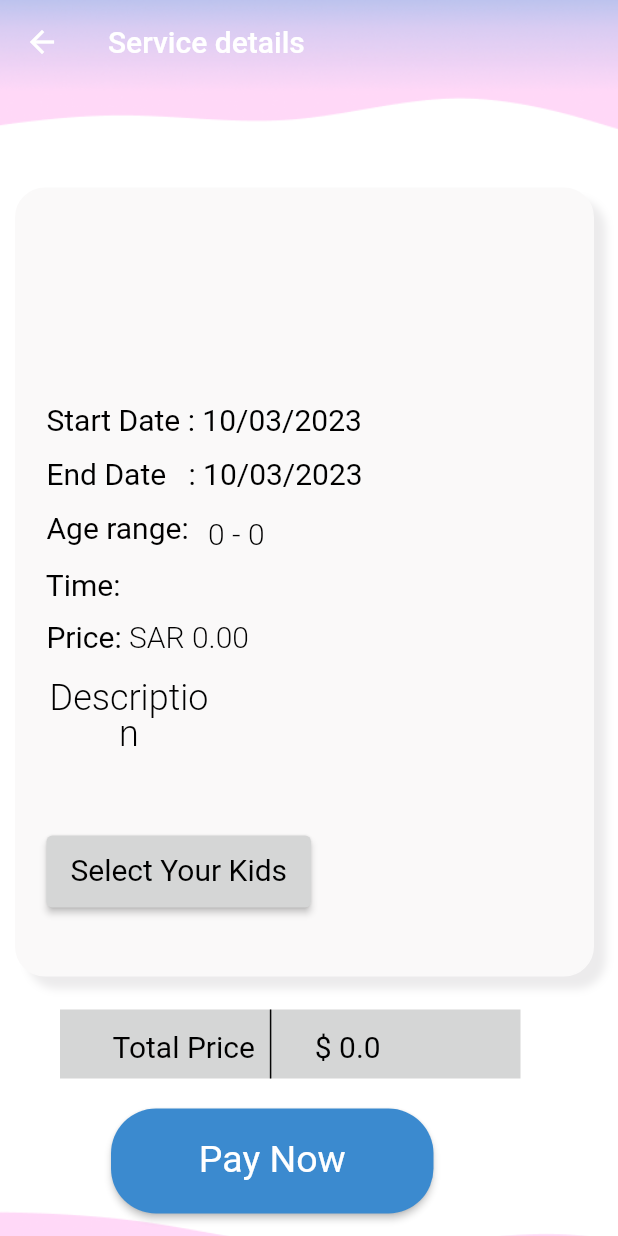
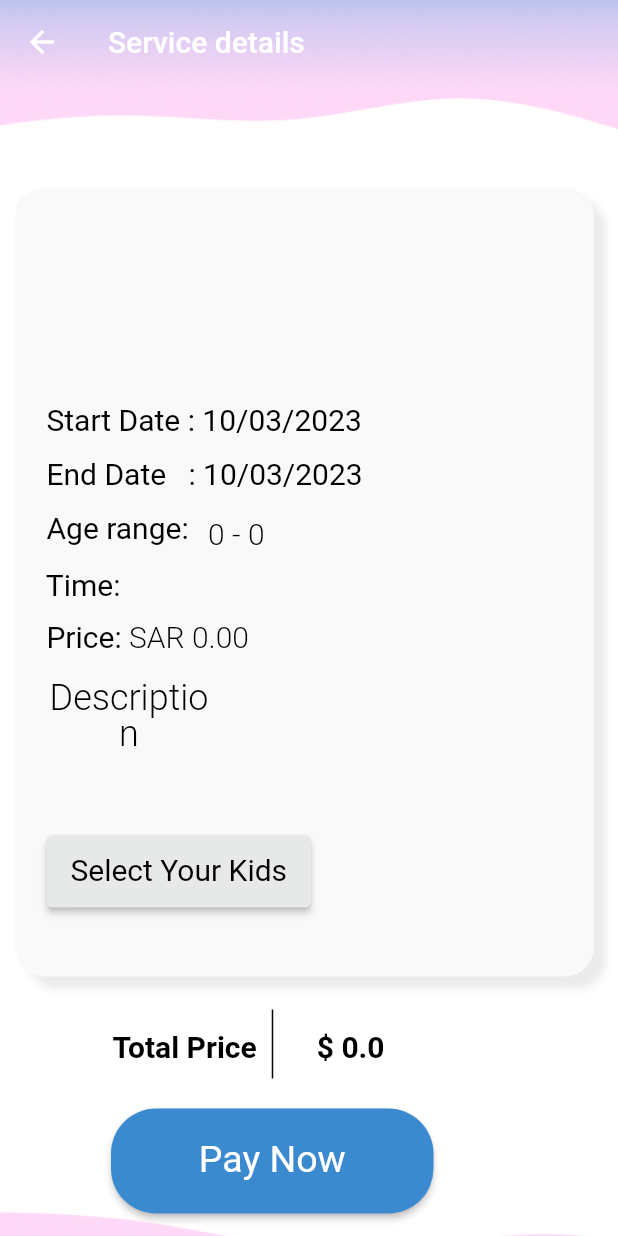
Before and after one commit to Joryalhassan/Baheej-Application, a Flutter app: the ServiceDetailsPage screen opened directly with empty values, on a phone screen of 412 x 824 dp. Run offline on Flutter 3.47's test engine with Material 2 defaults, Android fonts, the phone set to English and light mode, and no system bars; our stand-ins replace cloud_firestore, firebase_auth, firebase_core; missing offline and left inert: firebase_core_platform_interface, flutter_stripe; accounts and stored records are empty; Roboto replaces fonts that are missing (Imprima).

Commit message:
agin , fix UI

```diff
--- a/baheej/lib/screens/ServiceDetailsPage.dart
+++ b/baheej/lib/screens/ServiceDetailsPage.dart
@@ -598,7 +598,8 @@ class _ServiceDetailsPageState extends State<ServiceDetailsPage> {
                                 });
                               },
                               style: ElevatedButton.styleFrom(
-                                primary: Color.fromARGB(255, 213, 214, 214),
+                                primary: Color.fromARGB(255, 231, 232,
+                                    232), //primary: Color.fromARGB(255, 213, 214, 214),
                                 onPrimary: Color.fromARGB(255, 217, 231,
                                     253), // Change text color when pressed
                                 // shape: RoundedRectangleBorder(
@@ -706,7 +707,7 @@ class _ServiceDetailsPageState extends State<ServiceDetailsPage> {
                   //80 change the size
                   padding: EdgeInsets.fromLTRB(35 * fem, 0, 27 * fem, 0),
                   decoration: BoxDecoration(
-                    color: Color.fromARGB(255, 213, 214, 214),
+                    color: Color.fromARGB(255, 255, 255, 255),
                     //borderRadius: BorderRadius.circular(30 * fem),
                   ),
                   child: Row(
@@ -719,7 +720,7 @@ class _ServiceDetailsPageState extends State<ServiceDetailsPage> {
                           style: TextStyle(
                             fontFamily: 'Imprima',
                             fontSize: 20 * ffem,
-                            fontWeight: FontWeight.w400,
+                            fontWeight: FontWeight.bold,
                             height: 1.6666666667 * ffem / fem,
                             color: Color.fromARGB(255, 0, 0, 0),
                           ),
@@ -738,7 +739,7 @@ class _ServiceDetailsPageState extends State<ServiceDetailsPage> {
                         style: TextStyle(
                           fontFamily: 'Imprima',
                           fontSize: 20 * ffem,
-                          fontWeight: FontWeight.w400,
+                          fontWeight: FontWeight.bold,
                           height: 1.6666666667 * ffem / fem,
                           color: Color.fromARGB(255, 0, 0, 0),
                         ),
```
